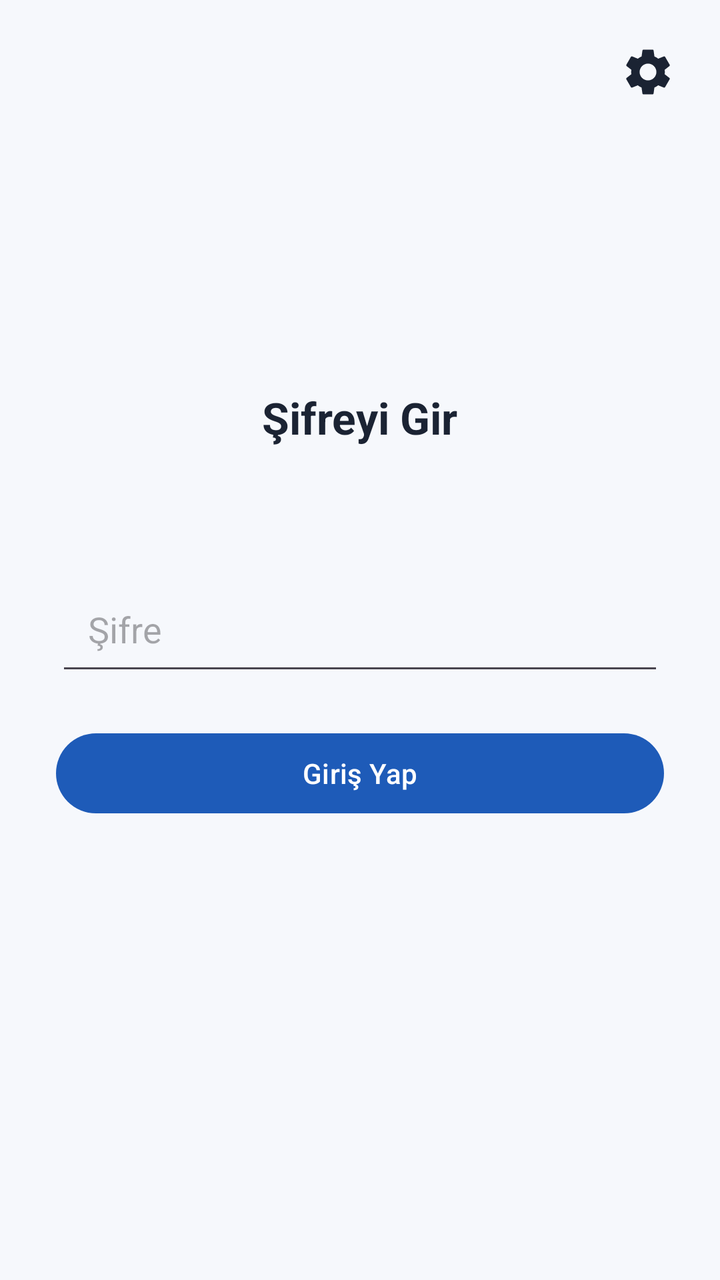
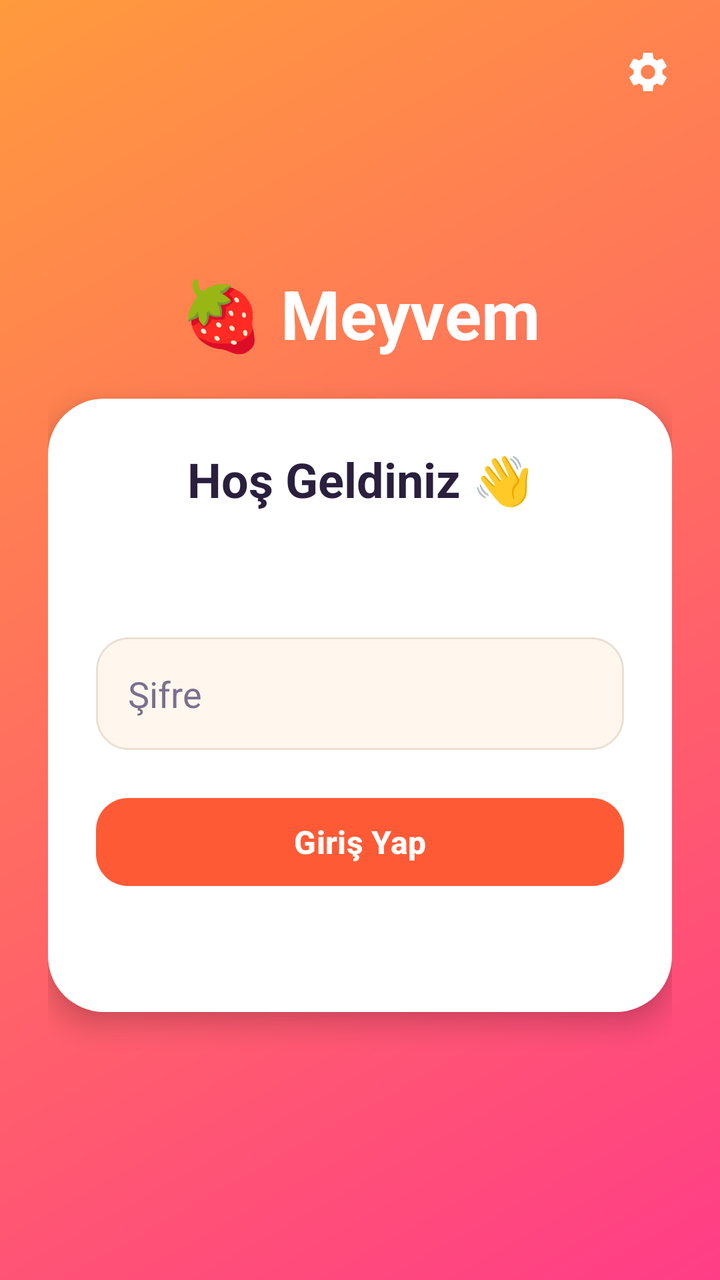

An Android layout rendered at two revisions. The XML below is the earlier revision; the diff shows what the commit changed to produce the second picture.
<!-- AndroidManifest.xml: application theme Theme.SCJ -->
<!-- res/layout/activity_main.xml -->
<?xml version="1.0" encoding="utf-8"?>
<FrameLayout xmlns:android="http://schemas.android.com/apk/res/android"
    android:id="@+id/rootLayout"
    android:layout_width="match_parent"
    android:layout_height="match_parent">

    
    <com.scjegitim.app.BackgroundWebView
        android:id="@+id/webView"
        android:layout_width="match_parent"
        android:layout_height="match_parent"
        android:visibility="gone" />

    
    <ScrollView
        android:id="@+id/lockContainer"
        android:layout_width="match_parent"
        android:layout_height="match_parent"
        android:background="@color/background"
        android:fillViewport="true">

        <LinearLayout
            android:layout_width="match_parent"
            android:layout_height="wrap_content"
            android:gravity="center"
            android:orientation="vertical"
            android:padding="28dp">

            <TextView
                android:id="@+id/lockTitle"
                android:layout_width="wrap_content"
                android:layout_height="wrap_content"
                android:layout_marginBottom="24dp"
                android:text="@string/enter_title"
                android:textColor="@color/on_background"
                android:textSize="22sp"
                android:textStyle="bold" />

            <TextView
                android:id="@+id/infoText"
                android:layout_width="match_parent"
                android:layout_height="wrap_content"
                android:layout_marginBottom="20dp"
                android:gravity="center"
                android:textColor="@color/on_background_muted"
                android:textSize="14sp" />

            <EditText
                android:id="@+id/noInput"
                android:layout_width="match_parent"
                android:layout_height="wrap_content"
                android:autofillHints="username"
                android:hint="@string/no_hint"
                android:importantForAutofill="no"
                android:inputType="textCapCharacters|textNoSuggestions"
                android:maxLines="1"
                android:padding="16dp"
                android:visibility="gone" />

            <EditText
                android:id="@+id/passwordInput"
                android:layout_width="match_parent"
                android:layout_height="wrap_content"
                android:autofillHints="password"
                android:hint="@string/password_hint"
                android:importantForAutofill="no"
                android:inputType="textPassword"
                android:maxLines="1"
                android:padding="16dp" />

            <EditText
                android:id="@+id/passwordConfirm"
                android:layout_width="match_parent"
                android:layout_height="wrap_content"
                android:layout_marginTop="12dp"
                android:autofillHints="password"
                android:hint="@string/password_confirm_hint"
                android:importantForAutofill="no"
                android:inputType="textPassword"
                android:maxLines="1"
                android:padding="16dp"
                android:visibility="gone" />

            <Button
                android:id="@+id/unlockButton"
                android:layout_width="match_parent"
                android:layout_height="wrap_content"
                android:layout_marginTop="20dp"
                android:text="@string/enter_button" />

            <TextView
                android:id="@+id/lockMessage"
                android:layout_width="match_parent"
                android:layout_height="wrap_content"
                android:layout_marginTop="16dp"
                android:gravity="center"
                android:textColor="@color/on_background"
                android:textSize="14sp" />
        </LinearLayout>
    </ScrollView>

    
    <LinearLayout
        android:id="@+id/googleContainer"
        android:layout_width="match_parent"
        android:layout_height="match_parent"
        android:background="@color/background"
        android:orientation="vertical"
        android:padding="16dp"
        android:visibility="gone">

        <TextView
            android:layout_width="match_parent"
            android:layout_height="wrap_content"
            android:text="@string/google_title"
            android:textColor="@color/on_background"
            android:textSize="22sp"
            android:textStyle="bold" />

        <TextView
            android:layout_width="match_parent"
            android:layout_height="wrap_content"
            android:layout_marginTop="8dp"
            android:layout_marginBottom="12dp"
            android:text="@string/info_google"
            android:textColor="@color/on_background_muted"
            android:textSize="14sp" />

        <WebView
            android:id="@+id/googleWebView"
            android:layout_width="match_parent"
            android:layout_height="0dp"
            android:layout_weight="1" />

        <TextView
            android:id="@+id/googleStatus"
            android:layout_width="match_parent"
            android:layout_height="wrap_content"
            android:layout_marginTop="10dp"
            android:gravity="center"
            android:textColor="@color/on_background"
            android:textSize="14sp" />

        <Button
            android:id="@+id/googleContinue"
            android:layout_width="match_parent"
            android:layout_height="wrap_content"
            android:layout_marginTop="8dp"
            android:enabled="false"
            android:text="@string/google_continue" />
    </LinearLayout>

    
    <ImageButton
        android:id="@+id/settingsButton"
        android:layout_width="48dp"
        android:layout_height="48dp"
        android:layout_gravity="top|end"
        android:layout_margin="12dp"
        android:background="?attr/selectableItemBackgroundBorderless"
        android:contentDescription="@string/menu_settings"
        android:src="@drawable/ic_settings" />

    
    <View
        android:id="@+id/menuScrim"
        android:layout_width="match_parent"
        android:layout_height="match_parent"
        android:clickable="true"
        android:focusable="false"
        android:visibility="gone" />

    
    <LinearLayout
        android:id="@+id/menuPanel"
        android:layout_width="wrap_content"
        android:layout_height="wrap_content"
        android:background="@drawable/bg_panel"
        android:elevation="8dp"
        android:orientation="vertical"
        android:padding="6dp"
        android:visibility="gone">

        <TextView
            android:id="@+id/menuItemSettings"
            style="@style/PanelItem"
            android:drawableStart="@drawable/ic_settings_light"
            android:text="@string/menu_home" />

        <TextView
            android:id="@+id/menuItemBlack"
            style="@style/PanelItem"
            android:drawableStart="@drawable/ic_power"
            android:text="@string/menu_black" />

        <TextView
            android:id="@+id/menuItemLock"
            style="@style/PanelItem"
            android:drawableStart="@drawable/ic_lock"
            android:text="@string/menu_lock" />
    </LinearLayout>

    
    <com.scjegitim.app.AssistiveTouchView
        android:id="@+id/menuButton"
        android:layout_width="56dp"
        android:layout_height="56dp"
        android:layout_gravity="top|start"
        android:contentDescription="@string/menu_open"
        android:scaleType="fitXY"
        android:src="@drawable/ic_assistive"
        android:visibility="gone" />

    
    <View
        android:id="@+id/blackOverlay"
        android:layout_width="match_parent"
        android:layout_height="match_parent"
        android:background="#000000"
        android:clickable="true"
        android:focusable="true"
        android:visibility="gone" />

    
    <TextView
        android:id="@+id/recordNotice"
        android:layout_width="match_parent"
        android:layout_height="match_parent"
        android:background="#000000"
        android:clickable="true"
        android:focusable="true"
        android:gravity="center"
        android:padding="32dp"
        android:text="@string/rec_notice"
        android:textColor="#8A8A8A"
        android:textSize="16sp"
        android:visibility="gone" />
</FrameLayout>
<!-- resources referenced by this layout -->
<resources>
  <color name="background">#F6F8FC</color>
  <color name="on_background">#1B2333</color>
  <color name="on_background_muted">#5A6578</color>
  <!-- drawable bg_panel (drawable) -->
  <?xml version="1.0" encoding="utf-8"?>
  <shape xmlns:android="http://schemas.android.com/apk/res/android"
      android:shape="rectangle">
      <solid android:color="#E6202124" />
      <corners android:radius="20dp" />
      <stroke
          android:width="1dp"
          android:color="#33FFFFFF" />
  </shape>
  <!-- drawable ic_settings (drawable) -->
  <vector xmlns:android="http://schemas.android.com/apk/res/android"
      android:width="28dp"
      android:height="28dp"
      android:viewportWidth="24"
      android:viewportHeight="24">
      <path
          android:fillColor="@color/on_background"
          android:pathData="M19.14,12.94c0.04,-0.3 0.06,-0.61 0.06,-0.94c0,-0.32 -0.02,-0.64 -0.07,-0.94l2.03,-1.58c0.18,-0.14 0.23,-0.41 0.12,-0.61l-1.92,-3.32c-0.12,-0.22 -0.37,-0.29 -0.59,-0.22l-2.39,0.96c-0.5,-0.38 -1.03,-0.7 -1.62,-0.94L14.4,2.81c-0.04,-0.24 -0.24,-0.41 -0.48,-0.41h-3.84c-0.24,0 -0.43,0.17 -0.47,0.41L9.25,5.35C8.66,5.59 8.12,5.92 7.63,6.29L5.24,5.33c-0.22,-0.08 -0.47,0 -0.59,0.22L2.74,8.87C2.62,9.08 2.66,9.34 2.86,9.48l2.03,1.58C4.84,11.36 4.8,11.69 4.8,12s0.02,0.64 0.07,0.94l-2.03,1.58c-0.18,0.14 -0.23,0.41 -0.12,0.61l1.92,3.32c0.12,0.22 0.37,0.29 0.59,0.22l2.39,-0.96c0.5,0.38 1.03,0.7 1.62,0.94l0.36,2.54c0.05,0.24 0.24,0.41 0.48,0.41h3.84c0.24,0 0.44,-0.17 0.47,-0.41l0.36,-2.54c0.59,-0.24 1.13,-0.56 1.62,-0.94l2.39,0.96c0.22,0.08 0.47,0 0.59,-0.22l1.92,-3.32c0.12,-0.22 0.07,-0.47 -0.12,-0.61L19.14,12.94zM12,15.6c-1.98,0 -3.6,-1.62 -3.6,-3.6s1.62,-3.6 3.6,-3.6s3.6,1.62 3.6,3.6S13.98,15.6 12,15.6z" />
  </vector>
  <string name="enter_button">Giriş Yap</string>
  <string name="enter_title">Şifreyi Gir</string>
  <string name="google_continue">Devam Et</string>
  <string name="google_title">Google Hesabı</string>
  <string name="info_google">Web sitelerine girebilmek için Google hesabınızla oturum açın. Bu oturum, uygulamadaki tüm sitelerde geçerli olur; her sitede yeniden giriş yapmanız gerekmez.</string>
  <string name="menu_black">Siyah ekran</string>
  <string name="menu_home">Ana Sayfa</string>
  <string name="menu_lock">Uygulamayı kilitle</string>
  <string name="menu_open">Menü</string>
  <string name="menu_settings">Ayarlar</string>
  <string name="no_hint">Giriş numarası (00xxxxxx-xxxxx)</string>
  <string name="password_confirm_hint">Şifre (tekrar)</string>
  <string name="password_hint">Şifre</string>
  <string name="rec_notice">Ses kaydı algılandı. İçerik durduruldu; kayıt bitince geri gelecek.</string>
  <style name="Theme.SCJ" parent="Theme.Material3.DayNight.NoActionBar">
          <item name="colorPrimary">@color/primary</item>
          <item name="colorPrimaryDark">@color/primary_dark</item>
          <item name="android:statusBarColor">@color/primary_dark</item>
          <item name="android:windowBackground">@color/background</item>
      </style>
  <color name="primary">#1E5BB8</color>
  <color name="primary_dark">#16448A</color>
  <!-- unchanged entries left out for length: 5 -->
</resources>

<!-- the commit's change to res/layout/activity_main.xml (unified diff, before → after) -->
@@ -16,7 +16,7 @@
         android:id="@+id/lockContainer"
         android:layout_width="match_parent"
         android:layout_height="match_parent"
-        android:background="@color/background"
+        android:background="@drawable/bg_lock"
         android:fillViewport="true">
 
         <LinearLayout
@@ -24,7 +24,25 @@
             android:layout_height="wrap_content"
             android:gravity="center"
             android:orientation="vertical"
-            android:padding="28dp">
+            android:padding="24dp">
+
+            <TextView
+                android:layout_width="wrap_content"
+                android:layout_height="wrap_content"
+                android:layout_marginBottom="20dp"
+                android:text="@string/brand"
+                android:textColor="#FFFFFF"
+                android:textSize="34sp"
+                android:textStyle="bold" />
+
+            <LinearLayout
+                android:layout_width="match_parent"
+                android:layout_height="wrap_content"
+                android:background="@drawable/bg_card"
+                android:elevation="8dp"
+                android:gravity="center"
+                android:orientation="vertical"
+                android:padding="24dp">
 
             <TextView
                 android:id="@+id/lockTitle"
@@ -33,7 +51,7 @@
                 android:layout_marginBottom="24dp"
                 android:text="@string/enter_title"
                 android:textColor="@color/on_background"
-                android:textSize="22sp"
+                android:textSize="24sp"
                 android:textStyle="bold" />
 
             <TextView
@@ -54,7 +72,10 @@
                 android:importantForAutofill="no"
                 android:inputType="textCapCharacters|textNoSuggestions"
                 android:maxLines="1"
+                android:background="@drawable/bg_input"
                 android:padding="16dp"
+                android:textColor="@color/on_background"
+                android:textColorHint="@color/on_background_muted"
                 android:visibility="gone" />
 
             <EditText
@@ -66,7 +87,10 @@
                 android:importantForAutofill="no"
                 android:inputType="textPassword"
                 android:maxLines="1"
-                android:padding="16dp" />
+                android:background="@drawable/bg_input"
+                android:padding="16dp"
+                android:textColor="@color/on_background"
+                android:textColorHint="@color/on_background_muted" />
 
             <EditText
                 android:id="@+id/passwordConfirm"
@@ -78,7 +102,10 @@
                 android:importantForAutofill="no"
                 android:inputType="textPassword"
                 android:maxLines="1"
+                android:background="@drawable/bg_input"
                 android:padding="16dp"
+                android:textColor="@color/on_background"
+                android:textColorHint="@color/on_background_muted"
                 android:visibility="gone" />
 
             <Button
@@ -94,8 +121,10 @@
                 android:layout_height="wrap_content"
                 android:layout_marginTop="16dp"
                 android:gravity="center"
-                android:textColor="@color/on_background"
-                android:textSize="14sp" />
+                android:textColor="@color/accent_text"
+                android:textSize="14sp"
+                android:textStyle="bold" />
+            </LinearLayout>
         </LinearLayout>
     </ScrollView>
 
@@ -159,7 +188,7 @@
         android:layout_margin="12dp"
         android:background="?attr/selectableItemBackgroundBorderless"
         android:contentDescription="@string/menu_settings"
-        android:src="@drawable/ic_settings" />
+        android:src="@drawable/ic_settings_light" />
 
     
     <View
<!-- resource entries referenced after the edit -->
@@ -1,8 +1,32 @@
 <!-- resources referenced by this layout -->
 <resources>
-  <color name="background">#F6F8FC</color>
-  <color name="on_background">#1B2333</color>
-  <color name="on_background_muted">#5A6578</color>
+  <color name="accent_text">#D93F1E</color>
+  <color name="background">#FFF7EE</color>
+  <color name="on_background">#2A1F3D</color>
+  <color name="on_background_muted">#7B6F8E</color>
+  <!-- drawable bg_card (drawable) -->
+  <?xml version="1.0" encoding="utf-8"?>
+  <shape xmlns:android="http://schemas.android.com/apk/res/android" android:shape="rectangle">
+      <solid android:color="@color/surface" />
+      <corners android:radius="28dp" />
+  </shape>
+  <!-- drawable bg_input (drawable) -->
+  <?xml version="1.0" encoding="utf-8"?>
+  <shape xmlns:android="http://schemas.android.com/apk/res/android" android:shape="rectangle">
+      <solid android:color="@color/background" />
+      <corners android:radius="16dp" />
+      <stroke
+          android:width="1dp"
+          android:color="@color/outline" />
+  </shape>
+  <!-- drawable bg_lock (drawable) -->
+  <?xml version="1.0" encoding="utf-8"?>
+  <shape xmlns:android="http://schemas.android.com/apk/res/android" android:shape="rectangle">
+      <gradient
+          android:angle="315"
+          android:endColor="@color/gradient_end"
+          android:startColor="@color/gradient_start" />
+  </shape>
   <!-- drawable bg_panel (drawable) -->
   <?xml version="1.0" encoding="utf-8"?>
   <shape xmlns:android="http://schemas.android.com/apk/res/android"
@@ -13,20 +37,11 @@
           android:width="1dp"
           android:color="#33FFFFFF" />
   </shape>
-  <!-- drawable ic_settings (drawable) -->
-  <vector xmlns:android="http://schemas.android.com/apk/res/android"
-      android:width="28dp"
-      android:height="28dp"
-      android:viewportWidth="24"
-      android:viewportHeight="24">
-      <path
-          android:fillColor="@color/on_background"
-          android:pathData="M19.14,12.94c0.04,-0.3 0.06,-0.61 0.06,-0.94c0,-0.32 -0.02,-0.64 -0.07,-0.94l2.03,-1.58c0.18,-0.14 0.23,-0.41 0.12,-0.61l-1.92,-3.32c-0.12,-0.22 -0.37,-0.29 -0.59,-0.22l-2.39,0.96c-0.5,-0.38 -1.03,-0.7 -1.62,-0.94L14.4,2.81c-0.04,-0.24 -0.24,-0.41 -0.48,-0.41h-3.84c-0.24,0 -0.43,0.17 -0.47,0.41L9.25,5.35C8.66,5.59 8.12,5.92 7.63,6.29L5.24,5.33c-0.22,-0.08 -0.47,0 -0.59,0.22L2.74,8.87C2.62,9.08 2.66,9.34 2.86,9.48l2.03,1.58C4.84,11.36 4.8,11.69 4.8,12s0.02,0.64 0.07,0.94l-2.03,1.58c-0.18,0.14 -0.23,0.41 -0.12,0.61l1.92,3.32c0.12,0.22 0.37,0.29 0.59,0.22l2.39,-0.96c0.5,0.38 1.03,0.7 1.62,0.94l0.36,2.54c0.05,0.24 0.24,0.41 0.48,0.41h3.84c0.24,0 0.44,-0.17 0.47,-0.41l0.36,-2.54c0.59,-0.24 1.13,-0.56 1.62,-0.94l2.39,0.96c0.22,0.08 0.47,0 0.59,-0.22l1.92,-3.32c0.12,-0.22 0.07,-0.47 -0.12,-0.61L19.14,12.94zM12,15.6c-1.98,0 -3.6,-1.62 -3.6,-3.6s1.62,-3.6 3.6,-3.6s3.6,1.62 3.6,3.6S13.98,15.6 12,15.6z" />
-  </vector>
+  <string name="brand">🍓 Meyvem</string>
   <string name="enter_button">Giriş Yap</string>
-  <string name="enter_title">Şifreyi Gir</string>
+  <string name="enter_title">Hoş Geldiniz 👋</string>
   <string name="google_continue">Devam Et</string>
-  <string name="google_title">Google Hesabı</string>
+  <string name="google_title">Google ile Oturum Açın</string>
   <string name="info_google">Web sitelerine girebilmek için Google hesabınızla oturum açın. Bu oturum, uygulamadaki tüm sitelerde geçerli olur; her sitede yeniden giriş yapmanız gerekmez.</string>
   <string name="menu_black">Siyah ekran</string>
   <string name="menu_home">Ana Sayfa</string>
@@ -42,9 +57,22 @@
           <item name="colorPrimaryDark">@color/primary_dark</item>
           <item name="android:statusBarColor">@color/primary_dark</item>
           <item name="android:windowBackground">@color/background</item>
+          <item name="colorOnPrimary">#FFFFFF</item>
+          <item name="materialButtonStyle">@style/Meyvem.Button</item>
       </style>
-  <color name="primary">#1E5BB8</color>
-  <color name="primary_dark">#16448A</color>
+  <color name="surface">#FFFFFF</color>
+  <color name="outline">#EADFD2</color>
+  <color name="gradient_end">#FF3D87</color>
+  <color name="gradient_start">#FF9A3D</color>
+  <color name="primary">#FF5A36</color>
+  <color name="primary_dark">#D93F1E</color>
+  <style name="Meyvem.Button" parent="Widget.Material3.Button">
+          <item name="cornerRadius">16dp</item>
+          <item name="android:minHeight">52dp</item>
+          <item name="android:textSize">16sp</item>
+          <item name="android:textStyle">bold</item>
+          <item name="android:textAllCaps">false</item>
+      </style>
   <!-- unchanged entries left out for length: 5 -->
 </resources>
 
